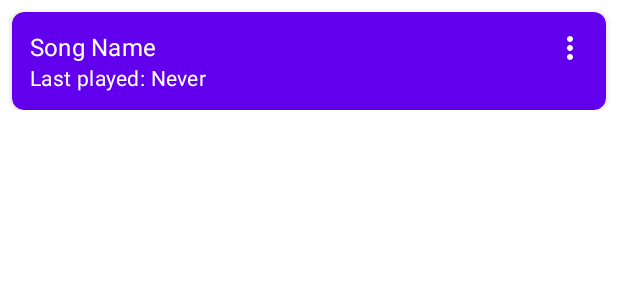
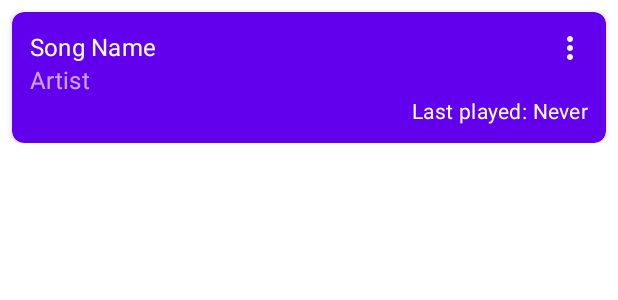
Before and after one commit to const703/guitar-songs-list, an Android app: the layout songs_list_row.xml on its own in the app's theme, with its tools: preview values and no code run, on a phone screen of 412 x 824 dp. Shown: the top 300 px of the screen. Run offline under Robolectric (Android 15) with nearby library versions, the phone set to English and light mode, and no system bars.

Commit message:
Add song artist

```diff
--- a/app/src/main/java/com/konst/guitarsongslist/Song.kt
+++ b/app/src/main/java/com/konst/guitarsongslist/Song.kt
@@ -2,6 +2,6 @@ package com.konst.guitarsongslist
 
 import java.util.Date
 
-class Song(val name: String) {
+class Song(val name: String, val artist: String) {
     var lastPlayed: Date? = null
 }
--- a/app/src/main/java/com/konst/guitarsongslist/SongsAdapter.kt
+++ b/app/src/main/java/com/konst/guitarsongslist/SongsAdapter.kt
@@ -18,6 +18,7 @@ class SongsAdapter(private val songs: ArrayList<Song>) : RecyclerView.Adapter<So
 
     class SongViewHolder(itemView: View) : RecyclerView.ViewHolder(itemView) {
         val nameText: TextView = itemView.findViewById(R.id.song_name_text)
+        val artistText: TextView = itemView.findViewById(R.id.artist_text)
         val moreButton: ImageButton = itemView.findViewById(R.id.more_button)
         private val lastPlayedText: TextView = itemView.findViewById(R.id.last_played_text)
 
@@ -38,6 +39,7 @@ class SongsAdapter(private val songs: ArrayList<Song>) : RecyclerView.Adapter<So
 
     override fun onBindViewHolder(holder: SongViewHolder, position: Int) {
         holder.nameText.text = songs[position].name
+        holder.artistText.text = songs[position].artist
         holder.setLastPlayed(songs[position].lastPlayed)
         holder.moreButton.setOnClickListener {
             val popup = PopupMenu(holder.itemView.context, holder.moreButton)
--- a/app/src/main/res/layout/songs_list_row.xml
+++ b/app/src/main/res/layout/songs_list_row.xml
@@ -24,10 +24,11 @@
             android:layout_height="match_parent">
 
             <LinearLayout
-                android:layout_width="match_parent"
+                android:id="@+id/song_name_artist_layout"
+                android:layout_width="wrap_content"
                 android:layout_height="wrap_content"
                 android:orientation="vertical"
-                app:layout_constraintBottom_toBottomOf="parent"
+                app:layout_constraintStart_toStartOf="parent"
                 app:layout_constraintTop_toTopOf="parent">
 
                 <TextView
@@ -36,23 +37,19 @@
                     android:layout_width="wrap_content"
                     android:layout_height="wrap_content"
                     android:textColor="@color/white"
-                    app:layout_constraintBottom_toBottomOf="parent"
                     app:layout_constraintStart_toStartOf="parent"
-                    app:layout_constraintTop_toTopOf="parent"
                     tools:text="Song Name" />
 
                 <TextView
-                    android:id="@+id/last_played_text"
-                    style="@style/TextAppearance.MaterialComponents.Body2"
+                    android:id="@+id/artist_text"
+                    style="@style/TextAppearance.MaterialComponents.Subtitle1"
                     android:layout_width="wrap_content"
                     android:layout_height="wrap_content"
+                    android:alpha="0.65"
                     android:textColor="@color/white"
-                    app:layout_constraintBottom_toBottomOf="parent"
                     app:layout_constraintStart_toStartOf="parent"
-                    app:layout_constraintTop_toTopOf="parent"
-                    tools:text="Last played: Never" />
+                    tools:text="Artist" />
             </LinearLayout>
-
 
             <ImageButton
                 android:id="@+id/more_button"
@@ -63,6 +60,16 @@
                 app:layout_constraintTop_toTopOf="parent"
                 app:srcCompat="@drawable/more_vertical_icon" />
 
+            <TextView
+                android:id="@+id/last_played_text"
+                style="@style/TextAppearance.MaterialComponents.Body2"
+                android:layout_width="wrap_content"
+                android:layout_height="wrap_content"
+                android:textColor="@color/white"
+                app:layout_constraintEnd_toEndOf="parent"
+                app:layout_constraintTop_toBottomOf="@+id/song_name_artist_layout"
+                tools:text="Last played: Never" />
+
         </androidx.constraintlayout.widget.ConstraintLayout>
     </androidx.cardview.widget.CardView>
 </androidx.constraintlayout.widget.ConstraintLayout>
--- a/app/src/main/res/values/strings.xml
+++ b/app/src/main/res/values/strings.xml
@@ -4,4 +4,6 @@
     <string name="delete_action_title">Delete</string>
     <string name="mark_as_just_played_action_title">Mark as just played</string>
     <string name="choose_last_played_time_action_title">Choose last played time</string>
+    <string name="song_name_input_hint">Song Name</string>
+    <string name="artist_input_hint">Artist</string>
 </resources>
```
Also changed, not shown: app/src/main/java/com/konst/guitarsongslist/MainActivity.kt (+6 -4 lines), app/src/main/res/layout/new_song_dialog_view.xml (added, +35 -0 lines).
